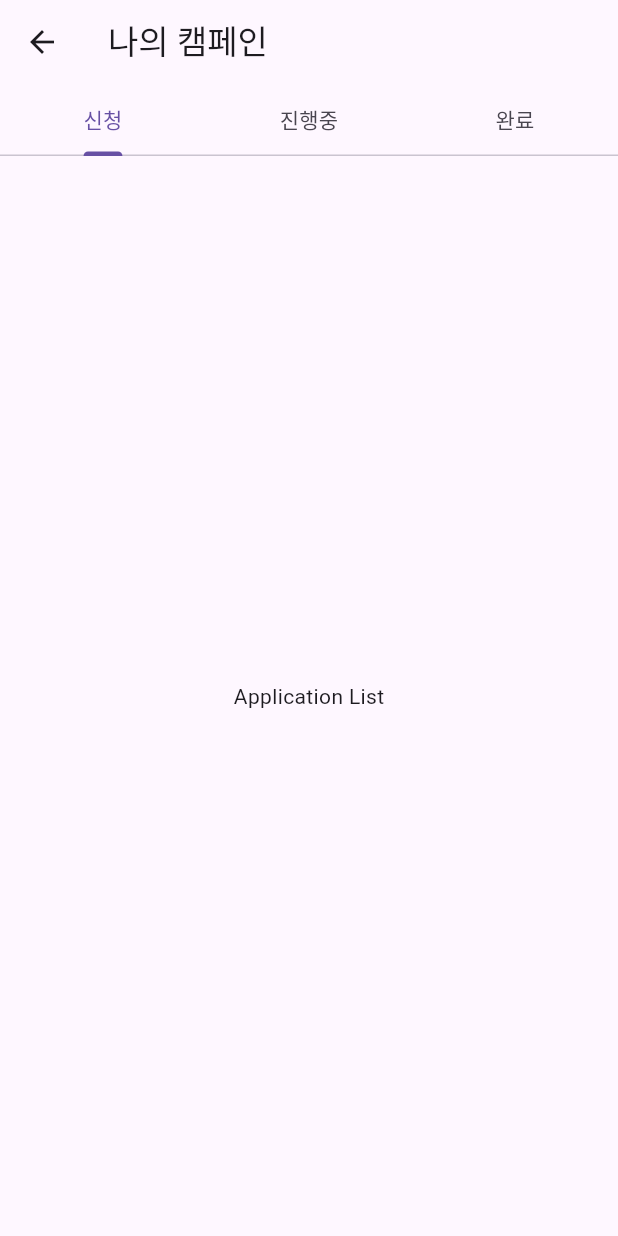
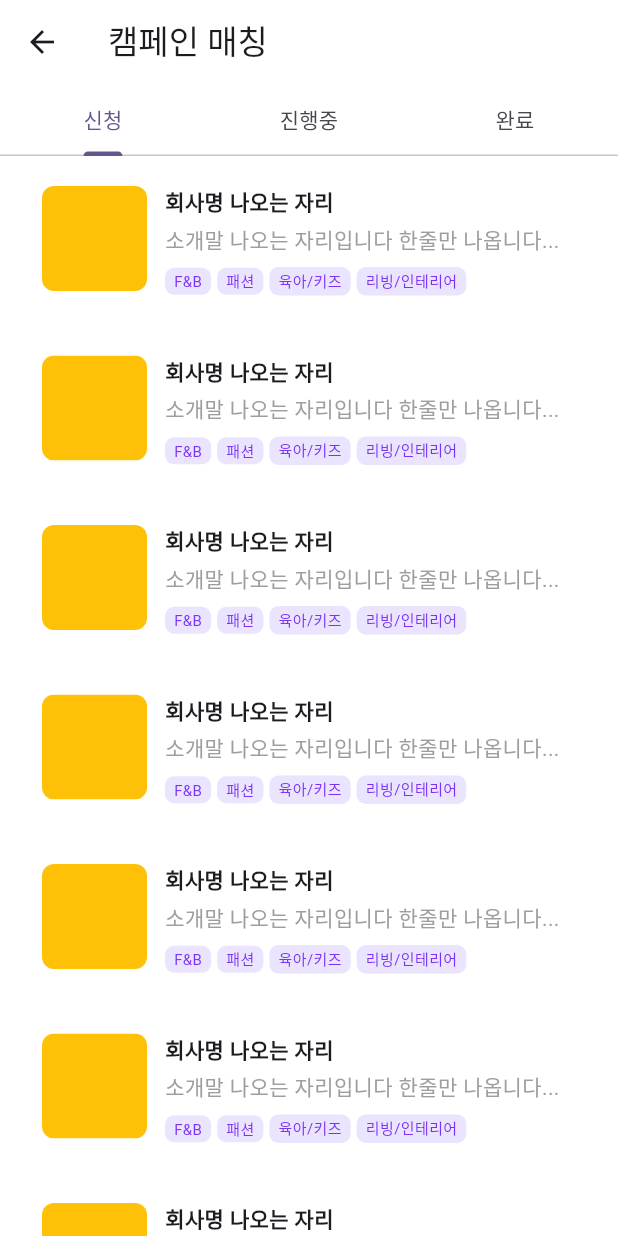
Before and after one commit to qureshi0197/supercorder_task, a Flutter app: the screen it shows after launch, after a tap on an icon or button, on a phone screen of 412 x 824 dp. Run offline on Flutter 3.47's test engine with Material 3 defaults, Android fonts, the light colour scheme and no system bars; our stand-ins replace file_picker, get, image_picker, permission_handler.

Commit message:
campaign screen design and tab view added

```diff
--- /dev/null
+++ b/lib/app/modules/campaigns/bindings/campaigns_binding.dart
@@ -0,0 +1,10 @@
+import 'package:get/get.dart';
+
+import '../controllers/campaigns_controller.dart';
+
+class CampaignsBinding extends Bindings {
+  @override
+  void dependencies() {
+    Get.put(CampaignsController());
+  }
+}
--- a/lib/app/modules/campaigns/controllers/campaigns_controller.dart
+++ b/lib/app/modules/campaigns/controllers/campaigns_controller.dart
@@ -1,3 +1,5 @@
+import 'dart:io';
+
 import 'package:flutter/material.dart';
 import 'package:get/get.dart';
 
@@ -17,3 +19,10 @@ class CampaignsController extends GetxController with GetSingleTickerProviderSta
     super.onClose();
   }
 }
+
+class CampaignModel {
+  final String title;
+  Rx<File?> imageFile;
+
+  CampaignModel({required this.title, File? initialFile}) : imageFile = Rx<File?>(initialFile);
+}
--- a/lib/app/modules/campaigns/views/campaigns_view.dart
+++ b/lib/app/modules/campaigns/views/campaigns_view.dart
@@ -5,11 +5,64 @@ import '../controllers/campaigns_controller.dart';
 class CampaignsView extends GetView<CampaignsController> {
   const CampaignsView({super.key});
 
+  Widget _buildCampaignCard(String imageUrl) {
+    return Container(
+      margin: const EdgeInsets.symmetric(horizontal: 16, vertical: 8),
+      padding: const EdgeInsets.all(12),
+      decoration: BoxDecoration(
+        color: Colors.white,
+        borderRadius: BorderRadius.circular(12),
+        // boxShadow: [BoxShadow(color: Colors.black12, blurRadius: 6, offset: const Offset(0, 2))],
+      ),
+      child: Row(
+        crossAxisAlignment: CrossAxisAlignment.start,
+        children: [
+          ClipRRect(
+            borderRadius: BorderRadius.circular(8),
+            child: Container(
+              width: 70,
+              height: 70,
+              color: Colors.amber,
+            ), //Image.asset('assets/images/dummy_image.png', width: 70, height: 70, fit: BoxFit.cover),
+          ),
+          const SizedBox(width: 12),
+          Expanded(
+            child: Column(
+              crossAxisAlignment: CrossAxisAlignment.start,
+              children: [
+                Text('campaign_title'.tr, style: const TextStyle(fontWeight: FontWeight.bold)),
+                const SizedBox(height: 4),
+                Text(
+                  'campaign_subtitle'.tr,
+                  style: const TextStyle(color: Colors.grey),
+                  maxLines: 1,
+                  overflow: TextOverflow.ellipsis,
+                ),
+                const SizedBox(height: 8),
+                Row(
+                  children: const [
+                    _CategoryChip(label: 'tag_fnb'),
+                    SizedBox(width: 4),
+                    _CategoryChip(label: 'tag_fashion'),
+                    SizedBox(width: 4),
+                    _CategoryChip(label: 'tag_kids'),
+                    SizedBox(width: 4),
+                    _CategoryChip(label: 'tag_living'),
+                  ],
+                ),
+              ],
+            ),
+          ),
+        ],
+      ),
+    );
+  }
+
   @override
   Widget build(BuildContext context) {
     return Scaffold(
       appBar: AppBar(
-        title: Text('my_campaigns'.tr),
+        title: Text('campaign_matching'.tr),
         bottom: TabBar(
           controller: controller.tabController,
           tabs: [
@@ -21,12 +74,26 @@ class CampaignsView extends GetView<CampaignsController> {
       ),
       body: TabBarView(
         controller: controller.tabController,
-        children: const [
-          Center(child: Text('Application List')),
-          Center(child: Text('In Progress List')),
-          Center(child: Text('Completed List')),
+        children: [
+          ListView(children: List.generate(15, (index) => _buildCampaignCard('assets/images/dummy_image.png'))),
+          Center(child: Text('in_progress'.tr)),
+          Center(child: Text('completed'.tr)),
         ],
       ),
     );
   }
 }
+
+class _CategoryChip extends StatelessWidget {
+  final String label;
+  const _CategoryChip({required this.label});
+
+  @override
+  Widget build(BuildContext context) {
+    return Container(
+      padding: const EdgeInsets.symmetric(horizontal: 6, vertical: 2),
+      decoration: BoxDecoration(color: const Color(0xFFEAE4FF), borderRadius: BorderRadius.circular(6)),
+      child: Text(label.tr, style: const TextStyle(fontSize: 10, color: Color(0xFF7A32F5))),
+    );
+  }
+}
--- a/lib/app/routes/app_pages.dart
+++ b/lib/app/routes/app_pages.dart
@@ -1,4 +1,5 @@
 import 'package:get/get.dart';
+import 'package:supercoder_task/app/modules/campaigns/bindings/campaigns_binding.dart';
 import 'package:supercoder_task/app/modules/password/bindings/password_binding.dart';
 import '../modules/profile/bindings/profile_binding.dart';
 import '../modules/splash/bindings/splash_binding.dart';
@@ -17,7 +18,7 @@ class AppPages {
   static final routes = [
     GetPage(name: Routes.splash, page: () => const SplashView(), binding: SplashBinding()),
     GetPage(name: Routes.profile, page: () => const ProfileView(), binding: ProfileBinding()),
-    GetPage(name: Routes.campaigns, page: () => const CampaignsView()),
+    GetPage(name: Routes.campaigns, page: () => const CampaignsView(), binding: CampaignsBinding()),
     GetPage(name: Routes.info, page: () => const InfoView()),
     GetPage(name: Routes.basicInfo, page: () => const BasicInfoView()),
     GetPage(name: Routes.password, page: () => const PasswordView(), binding: PasswordBinding()),
--- a/lib/app/translations/en_US.dart
+++ b/lib/app/translations/en_US.dart
@@ -15,5 +15,13 @@ const Map<String, String> enUS = {
   'current_password': 'Current Password',
   'new_password': 'New Password',
   'confirm_password': 'Confirm Password',
+  'campaign_title': 'Company Name',
+  'campaign_subtitle': 'This is where the description goes...',
+  'tag_fnb': 'F&B',
+  'tag_fashion': 'Fashion',
+  'tag_kids': 'Kids',
+  'tag_living': 'Living / Interior',
+  'campaign_matching': 'Campaign Matching',
+
 
 };
--- a/lib/app/translations/ko_KR.dart
+++ b/lib/app/translations/ko_KR.dart
@@ -15,5 +15,13 @@ const Map<String, String> koKR = {
   'current_password': '기본 비밀번호',
   'new_password': '새 비밀번호',
   'confirm_password': '비밀번호 확인',
+  'campaign_title': '회사명 나오는 자리',
+  'campaign_subtitle': '소개말 나오는 자리입니다 한줄만 나옵니다...',
+  'tag_fnb': 'F&B',
+  'tag_fashion': '패션',
+  'tag_kids': '육아/키즈',
+  'tag_living': '리빙/인테리어',
+  'campaign_matching': '캠페인 매칭',
+
 
 };
--- a/lib/main.dart
+++ b/lib/main.dart
@@ -24,6 +24,13 @@ class MyApp extends StatelessWidget {
       initialRoute: Routes.splash,
       initialBinding: InitialBinding(),
       getPages: AppPages.routes,
+      theme: ThemeData(
+        colorScheme: ColorScheme.fromSeed(
+          seedColor: Color(0xFF7A32F5), // keep your brand color
+          surface: Colors.white,
+        ),
+        scaffoldBackgroundColor: Colors.white,
+      ),
     );
   }
 }
--- a/pubspec.yaml
+++ b/pubspec.yaml
@@ -62,8 +62,8 @@ flutter:
   uses-material-design: true
 
   # To add assets to your application, add an assets section, like this:
-  # assets:
-  #   - images/a_dot_burr.jpeg
+  assets:
+    - assets/images/
   #   - images/a_dot_ham.jpeg
 
   # An image asset can refer to one or more resolution-specific "variants", see
```
Also changed, not shown: assets/images/dummy_image.png (added).
